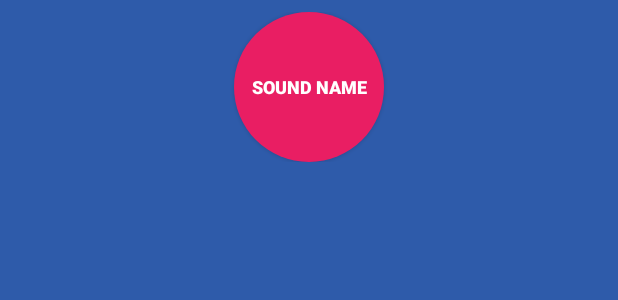
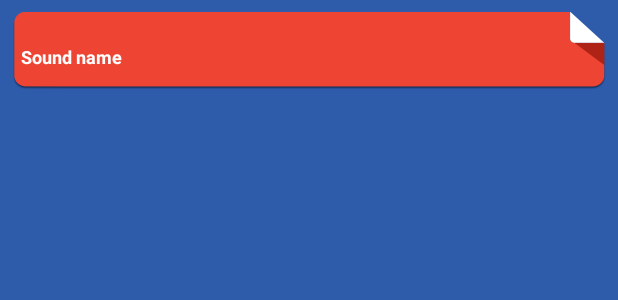
Before and after one commit to tombuczynski/BeatBox, an Android app: the layout sound_button_item.xml on its own in the app's theme, with its tools: preview values and no code run, on a phone screen of 412 x 824 dp. Shown: the top 300 px of the screen. Run offline under Robolectric (Android 15) with nearby library versions, the phone set to English and light mode, and no system bars.

Commit message:
Icon 9-patch buttons version

```diff
--- a/app/src/main/res/drawable/button_shape.xml
+++ b/app/src/main/res/drawable/button_shape.xml
@@ -1,6 +1,6 @@
 <?xml version="1.0" encoding="utf-8"?>
 <selector xmlns:android="http://schemas.android.com/apk/res/android">
-    <item android:drawable="@drawable/button_shape_pressed"
+    <item android:drawable="@drawable/ic_button_beat_box_default"
         android:state_pressed="true"/>
-    <item android:drawable="@drawable/button_shape_normal" />
+    <item android:drawable="@drawable/ic_button_beat_box_pressed" />
 </selector>
--- a/app/src/main/res/layout/sound_button_item.xml
+++ b/app/src/main/res/layout/sound_button_item.xml
@@ -13,8 +13,8 @@
 
         <Button
             android:id="@+id/buttonSound"
-            android:layout_width="100sp"
-            android:layout_height="100sp"
+            android:layout_width="match_parent"
+            android:layout_height="match_parent"
             android:layout_gravity="center"
             android:onClick="@{() -> model.onButtonClicked()}"
             android:text="@{model.name}"
--- a/app/src/main/res/values/styles.xml
+++ b/app/src/main/res/values/styles.xml
@@ -1,10 +1,12 @@
 <?xml version="1.0" encoding="utf-8"?>
 <resources>
 
-    <style name="BigButton" parent="@style/Widget.AppCompat.Button">
+    <style name="BigButton" parent="@android:style/Widget">
         <item name="android:textColor">@color/white</item>
         <item name="android:textSize">12sp</item>
         <item name="android:background">@drawable/button_shape</item>
+
+
     </style>
 
     <style name="BigButton.Strong">
--- a/app/src/main/res/values/themes.xml
+++ b/app/src/main/res/values/themes.xml
@@ -17,5 +17,6 @@
         <item name="android:textColor">?attr/colorOnPrimary</item>
         <!-- Customize your theme here. -->
         <item name="materialButtonStyle">@style/BigButton.Strong</item>
+
     </style>
 </resources>
```
Also changed, not shown: app/src/main/res/drawable-xxhdpi/ic_button_beat_box_default.9.png (added), app/src/main/res/drawable-xxhdpi/ic_button_beat_box_pressed.9.png (added).
